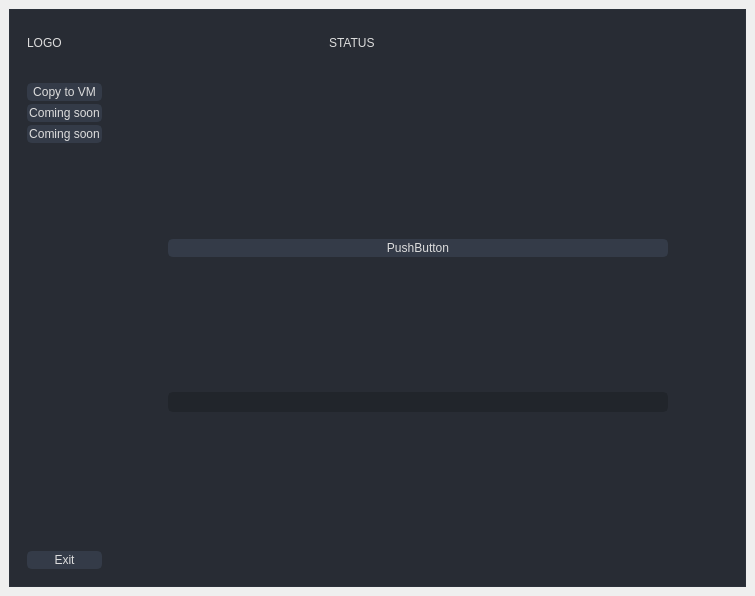
First picture: the form in gui/MainWindow.ui, repository gyulii/Copy-tool, before the edit.
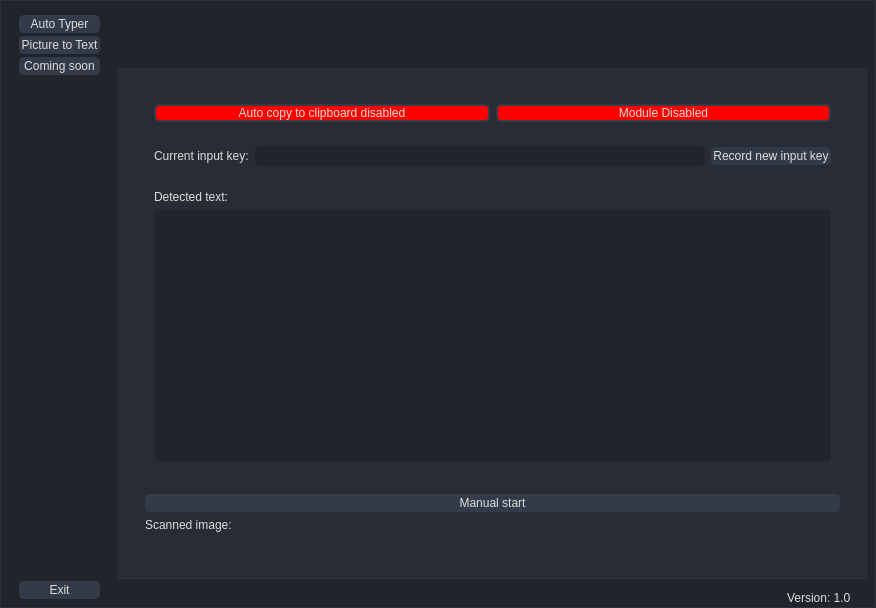
Second picture: the form after the edit. The open tabs and pages were chosen to show the change. Icons and pictures are not drawn.

Commit message: UI changes finished for V.1.0

What changed in the file:
```diff
--- a/gui/MainWindow.ui
+++ b/gui/MainWindow.ui
@@ -6,8 +6,8 @@
    <rect>
     <x>0</x>
     <y>0</y>
-    <width>755</width>
-    <height>596</height>
+    <width>876</width>
+    <height>608</height>
    </rect>
   </property>
   <property name="windowTitle">
@@ -43,7 +43,7 @@
 
 
 #backgroundwidget {	
-	background-color: rgb(40, 44, 52);
+	background-color: rgb(33, 37, 43);
 	border: 1px solid rgb(44, 49, 58);
 }
 
@@ -52,6 +52,11 @@
 	border: 1px solid rgb(44, 49, 58);
 }
 
+#page_2 {	
+	background-color: rgb(40, 44, 52);
+	border: 1px solid rgb(44, 49, 58);
+}
+
 
 
 
@@ -178,7 +183,7 @@
 	background-color: rgb(55, 62, 76);
 }
 QSlider::handle:horizontal {
-    background-color: rgb(189, 147, 249);
+    background-color: rgb(36, 172, 242);
     border: none;
     height: 10px;
     width: 10px;
@@ -287,9 +292,143 @@
 </string>
    </property>
    <layout class="QVBoxLayout" name="verticalLayout_4">
+    <property name="spacing">
+     <number>1</number>
+    </property>
+    <property name="leftMargin">
+     <number>0</number>
+    </property>
+    <property name="topMargin">
+     <number>0</number>
+    </property>
+    <property name="rightMargin">
+     <number>0</number>
+    </property>
+    <property name="bottomMargin">
+     <number>0</number>
+    </property>
     <item>
      <widget class="QWidget" name="backgroundwidget" native="true">
-      <layout class="QVBoxLayout" name="verticalLayout_5">
+      <layout class="QVBoxLayout" name="verticalLayout_10">
+       <property name="topMargin">
+        <number>0</number>
+       </property>
+       <property name="rightMargin">
+        <number>0</number>
+       </property>
+       <property name="bottomMargin">
+        <number>0</number>
+       </property>
+       <item>
+        <widget class="QWidget" name="main_container" native="true">
+         <layout class="QHBoxLayout" name="horizontalLayout_8">
+          <property name="spacing">
+           <number>0</number>
+          </property>
+          <property name="leftMargin">
+           <number>0</number>
+          </property>
+          <property name="topMargin">
+           <number>0</number>
+          </property>
+          <property name="rightMargin">
+           <number>0</number>
+          </property>
+          <property name="bottomMargin">
+           <number>0</number>
+          </property>
+          <item>
+           <widget class="QWidget" name="sidepanel" native="true">
+            <property name="sizePolicy">
+             <sizepolicy hsizetype="Preferred" vsizetype="Preferred">
+              <horstretch>0</horstretch>
+              <verstretch>0</verstretch>
+             </sizepolicy>
+            </property>
+            <property name="autoFillBackground">
+             <bool>false</bool>
+            </property>
+            <layout class="QGridLayout" name="gridLayout">
+             <property name="leftMargin">
+              <number>10</number>
+             </property>
+             <property name="topMargin">
+              <number>15</number>
+             </property>
+             <property name="rightMargin">
+              <number>0</number>
+             </property>
+             <property name="bottomMargin">
+              <number>9</number>
+             </property>
+             <property name="horizontalSpacing">
+              <number>0</number>
+             </property>
+             <property name="verticalSpacing">
+              <number>3</number>
+             </property>
+             <item row="2" column="0">
+              <widget class="QPushButton" name="ButtonThirdPage">
+               <property name="text">
+                <string>Coming soon</string>
+               </property>
+              </widget>
+             </item>
+             <item row="0" column="0">
+              <widget class="QPushButton" name="ButtonCopyPageSelect">
+               <property name="text">
+                <string>Auto Typer</string>
+               </property>
+              </widget>
+             </item>
+             <item row="1" column="0">
+              <widget class="QPushButton" name="ButtonSecondPage">
+               <property name="text">
+                <string>Picture to Text</string>
+               </property>
+              </widget>
+             </item>
+             <item row="3" column="0">
+              <spacer name="verticalSpacer">
+               <property name="orientation">
+                <enum>Qt::Vertical</enum>
+               </property>
+               <property name="sizeHint" stdset="0">
+                <size>
+                 <width>20</width>
+                 <height>40</height>
+                </size>
+               </property>
+              </spacer>
+             </item>
+             <item row="4" column="0">
+              <widget class="QPushButton" name="ButtonExit">
+               <property name="text">
+                <string>Exit</string>
+               </property>
+              </widget>
+             </item>
+            </layout>
+           </widget>
+          </item>
+          <item>
+           <widget class="QWidget" name="main_body" native="true">
+            <property name="minimumSize">
+             <size>
+              <width>0</width>
+              <height>0</height>
+             </size>
+            </property>
+            <layout class="QVBoxLayout" name="verticalLayout_7">
+             <property name="spacing">
+              <number>0</number>
+             </property>
+             <property name="rightMargin">
+              <number>0</number>
+             </property>
+             <property name="bottomMargin">
+              <number>0</number>
+             </property>
        <item>
         <widget class="QWidget" name="topPart" native="true">
          <property name="minimumSize">
@@ -308,9 +447,6 @@
           <property name="spacing">
            <number>0</number>
           </property>
-          <property name="leftMargin">
-           <number>0</number>
-          </property>
           <property name="topMargin">
            <number>0</number>
           </property>
@@ -318,24 +454,19 @@
            <number>0</number>
           </property>
           <property name="bottomMargin">
-           <number>0</number>
+                 <number>15</number>
           </property>
           <item>
            <widget class="QWidget" name="topLeft" native="true">
-            <layout class="QVBoxLayout" name="verticalLayout_6">
-             <item>
-              <widget class="QLabel" name="label_2">
-               <property name="text">
-                <string>LOGO</string>
-               </property>
-              </widget>
-             </item>
-            </layout>
+                  <layout class="QVBoxLayout" name="verticalLayout_6"/>
            </widget>
           </item>
           <item>
            <widget class="QWidget" name="topMiddle" native="true">
             <layout class="QHBoxLayout" name="horizontalLayout_5">
+                   <property name="bottomMargin">
+                    <number>0</number>
+                   </property>
              <item>
               <spacer name="horizontalSpacer">
                <property name="orientation">
@@ -352,7 +483,7 @@
              <item>
               <widget class="QLabel" name="label">
                <property name="text">
-                <string>STATUS</string>
+                      <string/>
                </property>
               </widget>
              </item>
@@ -372,9 +503,27 @@
             </layout>
            </widget>
           </item>
-          <item>
+                <item alignment="Qt::AlignRight|Qt::AlignTop">
            <widget class="QWidget" name="topRight" native="true">
+                  <property name="layoutDirection">
+                   <enum>Qt::LeftToRight</enum>
+                  </property>
             <layout class="QHBoxLayout" name="horizontalLayout_4">
+                   <property name="spacing">
+                    <number>6</number>
+                   </property>
+                   <property name="leftMargin">
+                    <number>0</number>
+                   </property>
+                   <property name="topMargin">
+                    <number>0</number>
+                   </property>
+                   <property name="rightMargin">
+                    <number>0</number>
+                   </property>
+                   <property name="bottomMargin">
+                    <number>14</number>
+                   </property>
              <item>
               <widget class="QPushButton" name="ButtonMinimalize">
                <property name="minimumSize">
@@ -456,18 +605,9 @@
        <item>
         <widget class="QWidget" name="bottomPart" native="true">
          <layout class="QHBoxLayout" name="horizontalLayout_3">
-          <item>
-           <widget class="QWidget" name="sidepanel" native="true">
-            <property name="sizePolicy">
-             <sizepolicy hsizetype="Preferred" vsizetype="Preferred">
-              <horstretch>0</horstretch>
-              <verstretch>0</verstretch>
-             </sizepolicy>
-            </property>
-            <property name="autoFillBackground">
-             <bool>false</bool>
-            </property>
-            <layout class="QGridLayout" name="gridLayout">
+                <property name="spacing">
+                 <number>0</number>
+                </property>
              <property name="leftMargin">
               <number>0</number>
              </property>
@@ -480,56 +620,6 @@
              <property name="bottomMargin">
               <number>0</number>
              </property>
-             <property name="horizontalSpacing">
-              <number>0</number>
-             </property>
-             <property name="verticalSpacing">
-              <number>3</number>
-             </property>
-             <item row="2" column="0">
-              <widget class="QPushButton" name="ButtonThirdPage">
-               <property name="text">
-                <string>Coming soon</string>
-               </property>
-              </widget>
-             </item>
-             <item row="0" column="0">
-              <widget class="QPushButton" name="ButtonCopyPageSelect">
-               <property name="text">
-                <string>Copy to VM</string>
-               </property>
-              </widget>
-             </item>
-             <item row="1" column="0">
-              <widget class="QPushButton" name="ButtonSecondPage">
-               <property name="text">
-                <string>Coming soon</string>
-               </property>
-              </widget>
-             </item>
-             <item row="3" column="0">
-              <spacer name="verticalSpacer">
-               <property name="orientation">
-                <enum>Qt::Vertical</enum>
-               </property>
-               <property name="sizeHint" stdset="0">
-                <size>
-                 <width>20</width>
-                 <height>40</height>
-                </size>
-               </property>
-              </spacer>
-             </item>
-             <item row="4" column="0">
-              <widget class="QPushButton" name="ButtonExit">
-               <property name="text">
-                <string>Exit</string>
-               </property>
-              </widget>
-             </item>
-            </layout>
-           </widget>
-          </item>
           <item>
            <widget class="QWidget" name="mainpanel" native="true">
             <layout class="QHBoxLayout" name="horizontalLayout">
@@ -568,22 +658,6 @@
                     <item>
                      <widget class="QWidget" name="widget" native="true">
                       <layout class="QGridLayout" name="gridLayout_4">
-                       <item row="0" column="0">
-                        <widget class="QLabel" name="LabelStartDelay">
-                         <property name="text">
-                          <string>Start delay:</string>
-                         </property>
-                         <property name="alignment">
-                          <set>Qt::AlignLeading|Qt::AlignLeft|Qt::AlignTop</set>
-                         </property>
-                         <property name="wordWrap">
-                          <bool>false</bool>
-                         </property>
-                         <property name="indent">
-                          <number>-1</number>
-                         </property>
-                        </widget>
-                       </item>
                        <item row="2" column="0">
                         <widget class="QLabel" name="LabelInputKey">
                          <property name="text">
@@ -591,19 +665,6 @@
                          </property>
                         </widget>
                        </item>
-                       <item row="2" column="1">
-                        <widget class="QLineEdit" name="LineCurrentInputKey"/>
-                       </item>
-                       <item row="2" column="2">
-                        <widget class="QPushButton" name="ButtonRecordNewKey">
-                         <property name="text">
-                          <string>Record new input key</string>
-                         </property>
-                         <property name="checkable">
-                          <bool>true</bool>
-                         </property>
-                        </widget>
-                       </item>
                        <item row="0" column="1" alignment="Qt::AlignHCenter|Qt::AlignVCenter">
                         <widget class="QLineEdit" name="LineStartDelay">
                          <property name="text">
@@ -630,6 +691,35 @@
                          </property>
                         </widget>
                        </item>
+                             <item row="0" column="0">
+                              <widget class="QLabel" name="LabelStartDelay">
+                               <property name="text">
+                                <string>Start delay:</string>
+                               </property>
+                               <property name="alignment">
+                                <set>Qt::AlignLeading|Qt::AlignLeft|Qt::AlignTop</set>
+                               </property>
+                               <property name="wordWrap">
+                                <bool>false</bool>
+                               </property>
+                               <property name="indent">
+                                <number>-1</number>
+                               </property>
+                              </widget>
+                             </item>
+                             <item row="2" column="1">
+                              <widget class="QLineEdit" name="LineCurrentInputKey"/>
+                             </item>
+                             <item row="2" column="2">
+                              <widget class="QPushButton" name="ButtonRecordNewKey">
+                               <property name="text">
+                                <string>Record new input key</string>
+                               </property>
+                               <property name="checkable">
+                                <bool>true</bool>
+                               </property>
+                              </widget>
+                             </item>
                       </layout>
                      </widget>
                     </item>
@@ -645,7 +735,54 @@
                     </item>
                     <item>
                      <widget class="QWidget" name="widget_4" native="true">
-                      <layout class="QVBoxLayout" name="verticalLayout_3"/>
+                            <layout class="QVBoxLayout" name="verticalLayout_3">
+                             <item>
+                              <spacer name="verticalSpacer_2">
+                               <property name="orientation">
+                                <enum>Qt::Vertical</enum>
+                               </property>
+                               <property name="sizeHint" stdset="0">
+                                <size>
+                                 <width>20</width>
+                                 <height>40</height>
+                                </size>
+                               </property>
+                              </spacer>
+                             </item>
+                             <item>
+                              <widget class="QLabel" name="label_3">
+                               <property name="text">
+                                <string>Test area:</string>
+                               </property>
+                              </widget>
+                             </item>
+                             <item>
+                              <widget class="QPlainTextEdit" name="plainTextEdit"/>
+                             </item>
+                             <item>
+                              <spacer name="verticalSpacer_3">
+                               <property name="orientation">
+                                <enum>Qt::Vertical</enum>
+                               </property>
+                               <property name="sizeHint" stdset="0">
+                                <size>
+                                 <width>20</width>
+                                 <height>40</height>
+                                </size>
+                               </property>
+                              </spacer>
+                             </item>
+                             <item>
+                              <widget class="QLabel" name="label_4">
+                               <property name="text">
+                                <string>Response:</string>
+                               </property>
+                              </widget>
+                             </item>
+                             <item>
+                              <widget class="QTextEdit" name="textEdit"/>
+                             </item>
+                            </layout>
                      </widget>
                     </item>
                    </layout>
@@ -656,30 +793,214 @@
                <widget class="QWidget" name="page_2">
                 <layout class="QVBoxLayout" name="verticalLayout">
                  <item>
+                        <widget class="QWidget" name="page_2_main_widget" native="true">
+                         <layout class="QVBoxLayout" name="verticalLayout_5">
+                          <item>
+                           <widget class="QWidget" name="page_2_top_part" native="true">
+                            <property name="autoFillBackground">
+                             <bool>false</bool>
+                            </property>
+                            <layout class="QVBoxLayout" name="verticalLayout_9">
+                             <item>
                   <widget class="QWidget" name="widget_5" native="true">
+                               <layout class="QHBoxLayout" name="horizontalLayout_7">
+                                <item>
+                                 <widget class="QPushButton" name="pushButton">
+                                  <property name="styleSheet">
+                                   <string notr="true">background-color: red;</string>
+                                  </property>
+                                  <property name="text">
+                                   <string>Auto copy to clipboard disabled</string>
+                                  </property>
+                                 </widget>
+                                </item>
+                                <item>
+                                 <widget class="QPushButton" name="pushButton_2">
+                                  <property name="styleSheet">
+                                   <string notr="true">background-color: red;</string>
+                                  </property>
+                                  <property name="text">
+                                   <string>Module Disabled</string>
+                                  </property>
+                                 </widget>
+                                </item>
+                               </layout>
+                              </widget>
+                             </item>
+                             <item>
+                              <widget class="QWidget" name="widget_3" native="true">
                    <layout class="QGridLayout" name="gridLayout_5">
-                    <item row="0" column="0">
-                     <widget class="QPushButton" name="pushButton_5">
+                                <item row="1" column="2">
+                                 <widget class="QPushButton" name="ButtonRecordNewKey_OCR">
                       <property name="text">
-                       <string>PushButton</string>
+                                   <string>Record new input key</string>
+                                  </property>
+                                  <property name="checkable">
+                                   <bool>true</bool>
                       </property>
                      </widget>
                     </item>
                     <item row="1" column="0">
-                     <widget class="QLineEdit" name="lineEdit">
+                                 <widget class="QLabel" name="LabelInputKey_OCR">
+                                  <property name="text">
+                                   <string>Current input key:</string>
+                                  </property>
+                                 </widget>
+                                </item>
+                                <item row="1" column="1">
+                                 <widget class="QLineEdit" name="LineCurrentInputKey_OCR"/>
+                                </item>
+                               </layout>
+                              </widget>
+                             </item>
+                             <item>
+                              <widget class="QWidget" name="widget_6" native="true">
+                               <layout class="QVBoxLayout" name="verticalLayout_11">
+                                <item>
+                                 <widget class="QLabel" name="label_2">
+                                  <property name="text">
+                                   <string>Detected text:</string>
+                                  </property>
+                                 </widget>
+                                </item>
+                                <item>
+                                 <widget class="QTextEdit" name="textEdit_2"/>
+                                </item>
+                               </layout>
+                              </widget>
+                             </item>
+                            </layout>
+                           </widget>
+                          </item>
+                          <item>
+                           <widget class="QWidget" name="page_2_bottom_part" native="true">
+                            <layout class="QVBoxLayout" name="verticalLayout_8">
+                             <item>
+                              <widget class="QPushButton" name="pushButton_3">
+                               <property name="text">
+                                <string>Manual start</string>
+                               </property>
+                              </widget>
+                             </item>
+                             <item>
+                              <widget class="QLabel" name="label_5">
                       <property name="maximumSize">
                        <size>
-                        <width>500</width>
-                        <height>16777215</height>
-                       </size>
-                      </property>
-                     </widget>
-                    </item>
+                                 <width>16777215</width>
+                                 <height>16</height>
+                                </size>
+                               </property>
+                               <property name="text">
+                                <string>Scanned image:</string>
+                               </property>
+                              </widget>
+                             </item>
+                             <item>
+                              <widget class="QLabel" name="Label_Img_Display_OCR">
+                               <property name="text">
+                                <string/>
+                               </property>
+                               <property name="pixmap">
+                                <pixmap resource="resources.qrc">:/images/resources/images/black.png</pixmap>
+                               </property>
+                              </widget>
+                             </item>
                    </layout>
                   </widget>
                  </item>
                 </layout>
                </widget>
+                       </item>
+                      </layout>
+                     </widget>
+                    </widget>
+                   </item>
+                  </layout>
+                 </widget>
+                </item>
+               </layout>
+              </widget>
+             </item>
+             <item>
+              <widget class="QWidget" name="footer" native="true">
+               <layout class="QHBoxLayout" name="horizontalLayout_6">
+                <property name="spacing">
+                 <number>0</number>
+                </property>
+                <property name="leftMargin">
+                 <number>0</number>
+                </property>
+                <property name="topMargin">
+                 <number>0</number>
+                </property>
+                <property name="rightMargin">
+                 <number>0</number>
+                </property>
+                <property name="bottomMargin">
+                 <number>0</number>
+                </property>
+                <item>
+                 <spacer name="horizontalSpacer_3">
+                  <property name="orientation">
+                   <enum>Qt::Horizontal</enum>
+                  </property>
+                  <property name="sizeHint" stdset="0">
+                   <size>
+                    <width>40</width>
+                    <height>20</height>
+                   </size>
+                  </property>
+                 </spacer>
+                </item>
+                <item>
+                 <widget class="QLabel" name="label_6">
+                  <property name="text">
+                   <string>Version: 1.0</string>
+                  </property>
+                 </widget>
+                </item>
+                <item>
+                 <spacer name="horizontalSpacer_4">
+                  <property name="orientation">
+                   <enum>Qt::Horizontal</enum>
+                  </property>
+                  <property name="sizeType">
+                   <enum>QSizePolicy::Fixed</enum>
+                  </property>
+                  <property name="sizeHint" stdset="0">
+                   <size>
+                    <width>10</width>
+                    <height>20</height>
+                   </size>
+                  </property>
+                 </spacer>
+                </item>
+                <item>
+                 <widget class="QFrame" name="grip_bottom_right">
+                  <property name="minimumSize">
+                   <size>
+                    <width>15</width>
+                    <height>20</height>
+                   </size>
+                  </property>
+                  <property name="layoutDirection">
+                   <enum>Qt::LeftToRight</enum>
+                  </property>
+                  <property name="styleSheet">
+                   <string notr="true"/>
+                  </property>
+                  <property name="frameShape">
+                   <enum>QFrame::NoFrame</enum>
+                  </property>
+                  <property name="frameShadow">
+                   <enum>QFrame::Raised</enum>
+                  </property>
+                  <property name="lineWidth">
+                   <number>0</number>
+                  </property>
+                 </widget>
+                </item>
+               </layout>
               </widget>
              </item>
             </layout>
```
Lines whose indentation alone changed are shown as unchanged. The commit also changes 6 other files.
